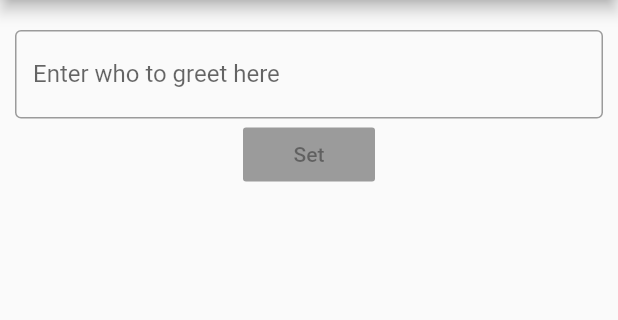
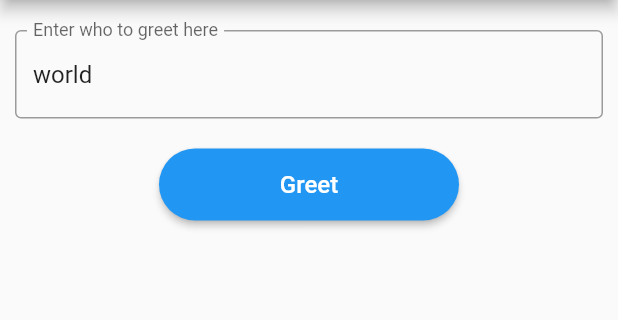
Before and after one commit to aisrael/flutter_hello_who, a Flutter app: the screen it shows after launch, after a tap on "Next", on a phone screen of 412 x 824 dp, the part 84-404 px from its top. Run offline on Flutter 3.47's test engine with Material 2 defaults, Android fonts, the phone set to English and light mode, and no system bars.

Commit message:
Introduced RoundedButton component because we keep doing it anyway.

```diff
--- /dev/null
+++ b/lib/components/rounded_button.dart
@@ -0,0 +1,34 @@
+import 'package:flutter/cupertino.dart';
+import 'package:flutter/material.dart';
+
+class RoundedButton extends StatelessWidget {
+  final double height;
+  final double minWidth;
+  final String text;
+  final Function onPressed;
+
+  RoundedButton(
+      {this.text, this.height = 48.0, this.minWidth = 200.0, this.onPressed});
+
+  @override
+  Widget build(BuildContext context) {
+    final contextTheme = Theme.of(context);
+    return ButtonTheme(
+      height: this.height > 0 ? this.height : contextTheme.buttonTheme.height,
+      minWidth:
+          this.minWidth > 0 ? this.minWidth : contextTheme.buttonTheme.minWidth,
+      textTheme: ButtonTextTheme.accent,
+      buttonColor: contextTheme.primaryColor,
+      colorScheme: contextTheme.colorScheme.copyWith(secondary: Colors.white),
+      child: RaisedButton(
+        child: Text(
+          this.text,
+          style: TextStyle(fontSize: 16.0),
+        ),
+        onPressed: this.onPressed,
+        shape:
+            RoundedRectangleBorder(borderRadius: BorderRadius.circular(24.0)),
+      ),
+    );
+  }
+}
--- a/lib/screens/welcome_screen.dart
+++ b/lib/screens/welcome_screen.dart
@@ -1,5 +1,6 @@
 import 'package:flutter/cupertino.dart';
 import 'package:flutter/material.dart';
+import 'package:hello/components/rounded_button.dart';
 import 'package:hello/models/app_state.dart';
 import 'package:hello/screens/who_to_greet_screen.dart';
 import 'package:provider/provider.dart';
@@ -7,7 +8,7 @@ import 'package:provider/provider.dart';
 class WelcomeScreen extends StatelessWidget {
   @override
   Widget build(BuildContext context) {
-    // TODO: implement build
+    final contextTheme = Theme.of(context);
     return Scaffold(
       appBar: AppBar(
         title: Text('Welcome'),
@@ -18,14 +19,20 @@ class WelcomeScreen extends StatelessWidget {
           child: Column(
             children: <Widget>[
               Consumer<AppState>(builder: (context, appState, child) {
-                return Text('Hello, ${appState.text}.');
+                return Text(
+                  'Hello, ${appState.text}.',
+                  style: TextStyle(fontSize: 18.0),
+                );
               }),
-              RaisedButton(
-                child: Text('Next'),
-                onPressed: () => Navigator.push(
-                    context,
-                    CupertinoPageRoute(
-                        builder: (_context) => WhoToGreetScreen())),
+              Padding(
+                padding: EdgeInsets.symmetric(vertical: 20.0),
+                child: RoundedButton(
+                  text: 'Next',
+                  onPressed: () => Navigator.push(
+                      context,
+                      CupertinoPageRoute(
+                          builder: (_context) => WhoToGreetScreen())),
+                ),
               )
             ],
           ),
--- a/lib/screens/who_to_greet_screen.dart
+++ b/lib/screens/who_to_greet_screen.dart
@@ -1,5 +1,6 @@
 import 'package:flutter/cupertino.dart';
 import 'package:flutter/material.dart';
+import 'package:hello/components/rounded_button.dart';
 import 'package:hello/models/app_state.dart';
 import 'package:provider/provider.dart';
 
@@ -17,6 +18,8 @@ class WhoToGreetScreenState extends State<WhoToGreetScreen> {
   void initState() {
     super.initState();
     _textEditingController = TextEditingController();
+    _textEditingController.text =
+        Provider.of<AppState>(context, listen: false).text;
   }
 
   @override
@@ -27,7 +30,7 @@ class WhoToGreetScreenState extends State<WhoToGreetScreen> {
 
   @override
   Widget build(BuildContext context) {
-    // TODO: implement build
+    var contextTheme = Theme.of(context);
     return Scaffold(
       appBar: AppBar(
         title: Text('Hello Who?'),
@@ -48,13 +51,14 @@ class WhoToGreetScreenState extends State<WhoToGreetScreen> {
               ),
               InkWell(
                 onTap: () => _setButtonPressed(context),
-                child: RaisedButton(
-                  child: Text('Set'),
-                  color: Theme.of(context).primaryColor,
-                  disabledColor: Theme.of(context).disabledColor,
-                  onPressed: _textEditingController.text.isEmpty
-                      ? null
-                      : () => _setButtonPressed(context),
+                child: Padding(
+                  padding: const EdgeInsets.symmetric(vertical: 20.0),
+                  child: RoundedButton(
+                    text: 'Greet',
+                    onPressed: _textEditingController.text.isEmpty
+                        ? null
+                        : () => _setButtonPressed(context),
+                  ),
                 ),
               )
             ],
```
